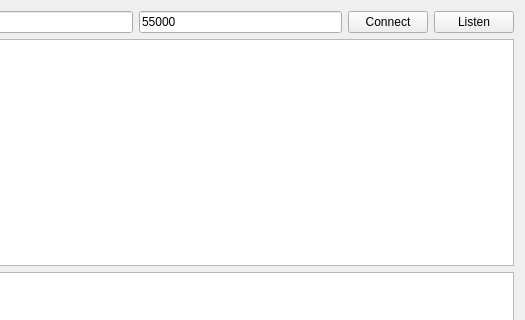
Above: TCPSocket/mainwindow.ui from fffaraz/TCP-GUI before the change; both pictures show x 81 to 606 and y 0 to 320 of the 606 by 538 pixel window. Below: the same form after it.
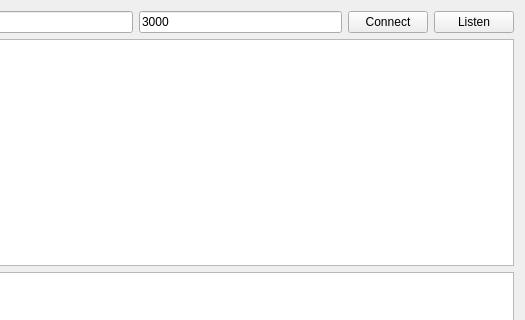
That is the form after the change.

The edit to the form file:
```diff
--- a/TCPSocket/mainwindow.ui
+++ b/TCPSocket/mainwindow.ui
@@ -27,7 +27,7 @@
       <item>
        <widget class="QLineEdit" name="txtPort">
         <property name="text">
-         <string>55000</string>
+         <string>3000</string>
         </property>
        </widget>
       </item>
```
